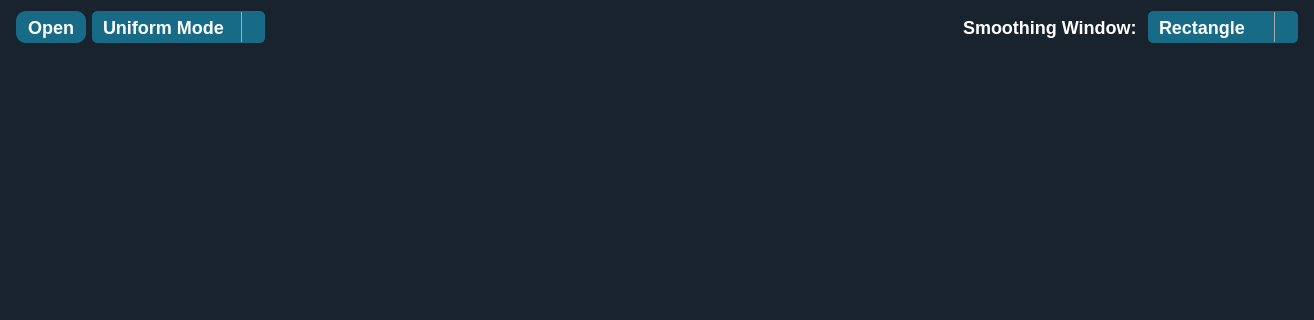
The window that main.ui (hassnaa11/Equalizer) describes before a commit, drawn with Qt 5; both pictures show x 0 to 1314 and y 0 to 320 of the 1314 by 908 pixel window.
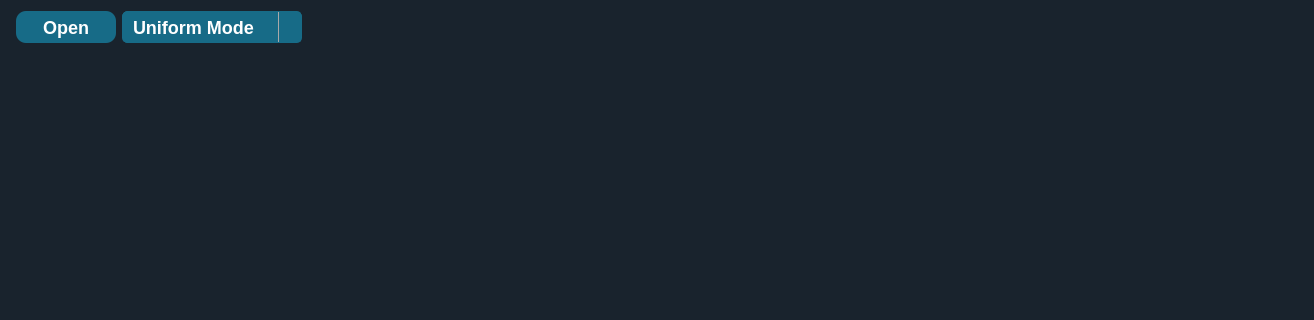
The same window after the commit. Icons and pictures are not drawn.

Patch:
```diff
--- a/main.ui
+++ b/main.ui
@@ -301,7 +301,7 @@
       <property name="frameShadow">
        <enum>QFrame::Raised</enum>
       </property>
-      <layout class="QHBoxLayout" name="horizontalLayout_5" stretch="1,1,4,1,1">
+      <layout class="QHBoxLayout" name="horizontalLayout_5" stretch="1,1,4">
        <property name="leftMargin">
         <number>16</number>
        </property>
@@ -317,7 +317,7 @@
        <item>
         <widget class="QPushButton" name="open_btn">
          <property name="sizePolicy">
-          <sizepolicy hsizetype="Minimum" vsizetype="Minimum">
+          <sizepolicy hsizetype="Fixed" vsizetype="Fixed">
            <horstretch>0</horstretch>
            <verstretch>0</verstretch>
           </sizepolicy>
@@ -330,7 +330,7 @@
          </property>
          <property name="maximumSize">
           <size>
-           <width>70</width>
+           <width>100</width>
            <height>35</height>
           </size>
          </property>
@@ -348,14 +348,14 @@
        <item>
         <widget class="QComboBox" name="mode_comboBox">
          <property name="sizePolicy">
-          <sizepolicy hsizetype="Minimum" vsizetype="Minimum">
+          <sizepolicy hsizetype="Fixed" vsizetype="Fixed">
            <horstretch>0</horstretch>
            <verstretch>0</verstretch>
           </sizepolicy>
          </property>
          <property name="maximumSize">
           <size>
-           <width>240</width>
+           <width>180</width>
            <height>35</height>
           </size>
          </property>
@@ -400,67 +400,6 @@
          </property>
         </spacer>
        </item>
-       <item>
-        <widget class="QLabel" name="label">
-         <property name="sizePolicy">
-          <sizepolicy hsizetype="Minimum" vsizetype="Preferred">
-           <horstretch>0</horstretch>
-           <verstretch>0</verstretch>
-          </sizepolicy>
-         </property>
-         <property name="maximumSize">
-          <size>
-           <width>190</width>
-           <height>16777215</height>
-          </size>
-         </property>
-         <property name="styleSheet">
-          <string notr="true">color: rgb(255, 255, 255);</string>
-         </property>
-         <property name="text">
-          <string>Smoothing Window: </string>
-         </property>
-        </widget>
-       </item>
-       <item>
-        <widget class="QComboBox" name="window_comboBox">
-         <property name="sizePolicy">
-          <sizepolicy hsizetype="Minimum" vsizetype="Minimum">
-           <horstretch>0</horstretch>
-           <verstretch>0</verstretch>
-          </sizepolicy>
-         </property>
-         <property name="maximumSize">
-          <size>
-           <width>150</width>
-           <height>35</height>
-          </size>
-         </property>
-         <property name="cursor">
-          <cursorShape>PointingHandCursor</cursorShape>
-         </property>
-         <item>
-          <property name="text">
-           <string>Rectangle</string>
-          </property>
-         </item>
-         <item>
-          <property name="text">
-           <string>Hamming</string>
-          </property>
-         </item>
-         <item>
-          <property name="text">
-           <string>Hanning</string>
-          </property>
-         </item>
-         <item>
-          <property name="text">
-           <string>Gaussian</string>
-          </property>
-         </item>
-        </widget>
-       </item>
       </layout>
      </widget>
     </item>
```
Left out of the diff: 38 changed lines with no effect on the pictures.
